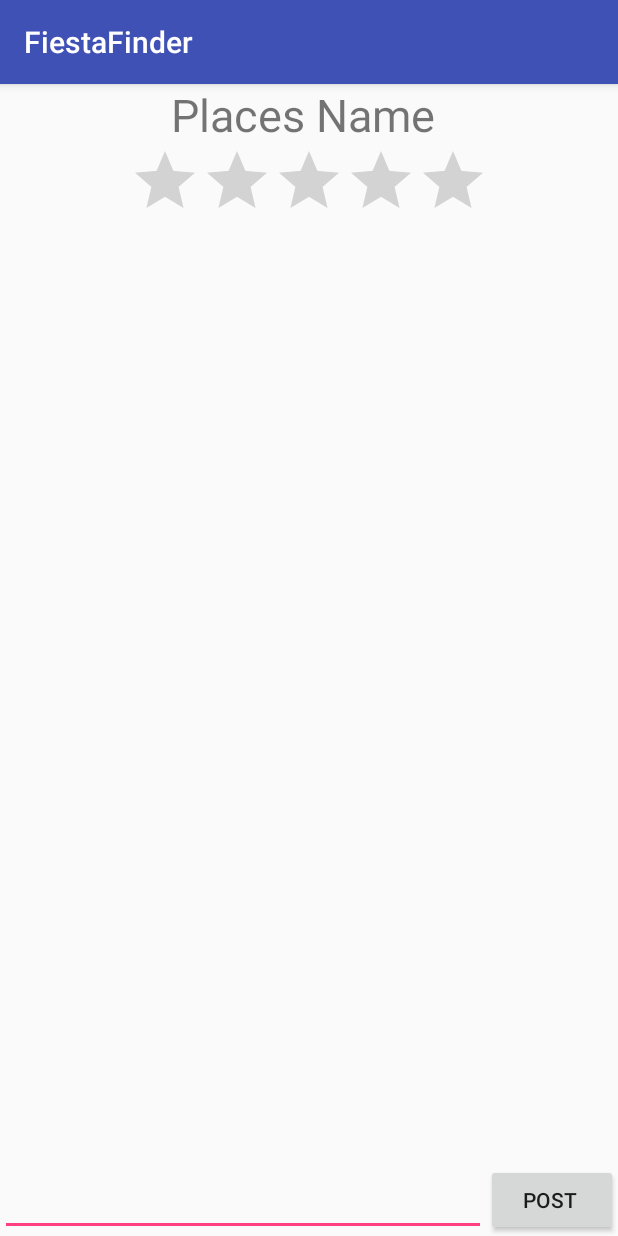
After one commit to Ralven/FiestaFinder, an Android app: the fragment PlaceFragment shown on its own in the app's theme, on a phone screen of 412 x 824 dp. The commit adds this screen. Run offline under Robolectric (Android 15) with nearby library versions, the phone set to English and light mode, and no system bars.

Commit message:
basic layout for fragment activity

```diff
--- a/app/build.gradle
+++ b/app/build.gradle
@@ -22,5 +22,6 @@ android {
 dependencies {
     compile fileTree(dir: 'libs', include: ['*.jar'])
     testCompile 'junit:junit:4.12'
-    compile 'com.android.support:appcompat-v7:23.1.1'
+    compile 'com.android.support:appcompat-v7:23.2.1'
+    compile 'com.android.support:support-v4:23.2.1'
 }
--- /dev/null
+++ b/app/src/main/java/groupfiesta/fiestafinder/PlaceFragment.java
@@ -0,0 +1,31 @@
+package groupfiesta.fiestafinder;
+
+
+
+import android.os.Bundle;
+import android.support.v4.app.Fragment;
+import android.view.LayoutInflater;
+import android.view.View;
+import android.view.ViewGroup;
+
+
+/**
+ * A simple {@link Fragment} subclass.
+ *
+ */
+public class PlaceFragment extends Fragment {
+
+
+    public PlaceFragment() {
+        // Required empty public constructor
+    }
+
+
+    @Override
+    public View onCreateView(LayoutInflater inflater, ViewGroup container,
+                             Bundle savedInstanceState) {
+        // Inflate the layout for this fragment
+        return inflater.inflate(R.layout.fragment_place, container, false);
+    }
+
+}
--- /dev/null
+++ b/app/src/main/res/layout/fragment_place.xml
@@ -0,0 +1,46 @@
+<RelativeLayout xmlns:android="http://schemas.android.com/apk/res/android"
+    xmlns:tools="http://schemas.android.com/tools"
+    android:layout_width="match_parent"
+    android:layout_height="match_parent"
+    tools:context="groupfiesta.fiestafinder.PlaceFragment">
+
+    <EditText
+        android:layout_width="wrap_content"
+        android:layout_height="wrap_content"
+        android:id="@+id/editText"
+        android:layout_alignParentBottom="true"
+        android:layout_alignParentStart="true"
+        android:layout_toStartOf="@+id/button" />
+
+    <Button
+        android:layout_width="wrap_content"
+        android:layout_height="wrap_content"
+        android:text="Post "
+        android:id="@+id/button"
+        android:layout_alignParentBottom="true"
+        android:layout_alignParentEnd="true" />
+
+    <TextView
+        android:layout_width="wrap_content"
+        android:layout_height="wrap_content"
+        android:text="Places Name "
+        android:id="@+id/textView"
+        android:textSize="30sp"
+        android:layout_alignParentTop="true"
+        android:layout_centerHorizontal="true" />
+
+    <RatingBar
+        android:layout_width="wrap_content"
+        android:layout_height="wrap_content"
+        android:id="@+id/ratingBar"
+        android:layout_below="@+id/textView"
+        android:layout_centerHorizontal="true" />
+
+    <ListView
+        android:layout_width="wrap_content"
+        android:layout_height="wrap_content"
+        android:id="@+id/listView"
+        android:layout_below="@+id/ratingBar"
+        android:layout_above="@+id/button"
+        android:layout_alignEnd="@+id/button" />
+</RelativeLayout>
--- a/app/src/main/res/values/strings.xml
+++ b/app/src/main/res/values/strings.xml
@@ -1,3 +1,5 @@
 <resources>
     <string name="app_name">FiestaFinder</string>
+
+    <string name="hello_blank_fragment">Hello blank fragment</string>
 </resources>
```
